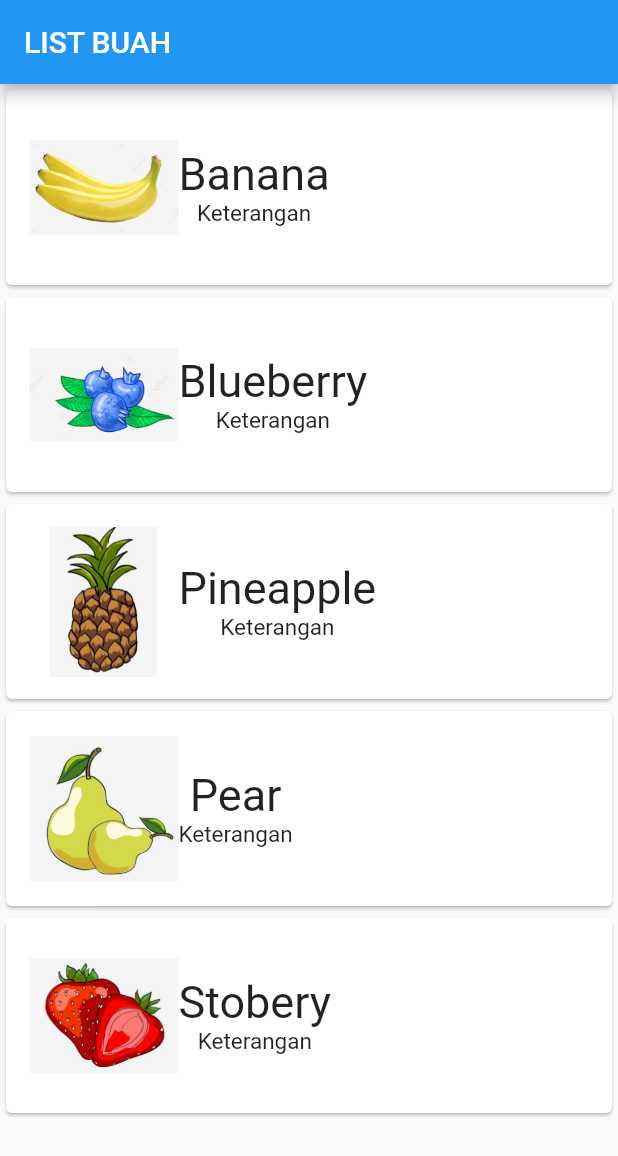
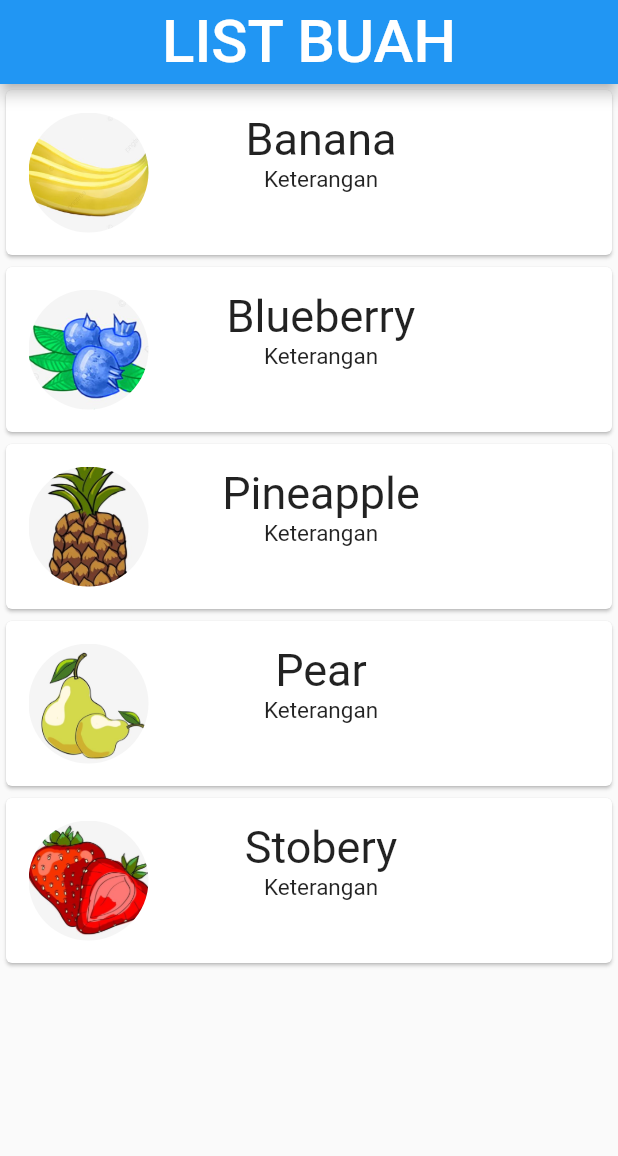
Before and after one commit to gungmasmaharani/Flutter-widget-listview, a Flutter app: the screen it shows after launch, on a phone screen of 412 x 824 dp. Shown: the top 1156 px of the screen. Run offline on Flutter 3.47's test engine with Material 2 defaults, Android fonts, the phone set to English and light mode, and no system bars.

Commit message:
update tampilan

```diff
--- a/lib/main.dart
+++ b/lib/main.dart
@@ -30,7 +30,7 @@ class BelajarListView extends StatelessWidget {
   Widget build(BuildContext context) {
     return Scaffold(
       appBar: AppBar(
-        title: Text("LIST BUAH"),
+        title: Center(child: Text("LIST BUAH", textAlign: TextAlign.center,style: TextStyle( fontSize: 40),)),
       ),
       body: ListView.builder(
         itemBuilder: (context, index) {
@@ -39,13 +39,21 @@ class BelajarListView extends StatelessWidget {
               padding: const EdgeInsets.all(15.0),
               child: Row( children: <Widget>[
                 Container(
-                  height: 100,
-                  width: 100,
-                  child: Image.asset(gambar[index],fit: BoxFit.contain,
-                  width: 100,
-                  height: 100,),
-                ),
-                Container ( child: Column( children:[ Text(buah[index], style: TextStyle(fontSize: 30)),
+                  height: 80,
+                  width: 80,
+                  decoration: BoxDecoration(
+                    borderRadius: BorderRadius.circular(100.0),
+
+                    image: DecorationImage(
+                      image: AssetImage(gambar[index]),
+                      fit: BoxFit.cover,
+                    ),
+
+                  ),
+
+              ),
+
+                Container (margin: EdgeInsets.only(left: 15), height: 80, width : 200, color: Colors.white60, padding: EdgeInsets.all(0.5), child: Column( children:[ Text(buah[index], style: TextStyle(fontSize: 30)),
                 Text('Keterangan',textAlign: TextAlign.left, style: TextStyle(fontSize: 15,),)],),)
 
                 ],),
```
Also changed, not shown: Tampilan Tugas Listview Buah.jpeg (added), Tampilan wishlist buah.jpeg (deleted).
